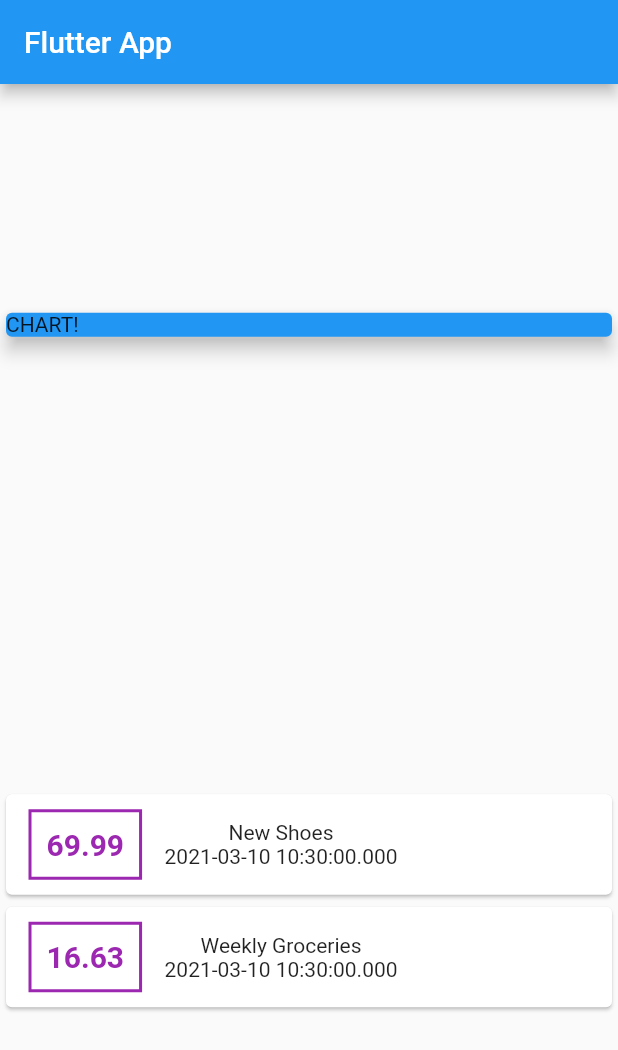
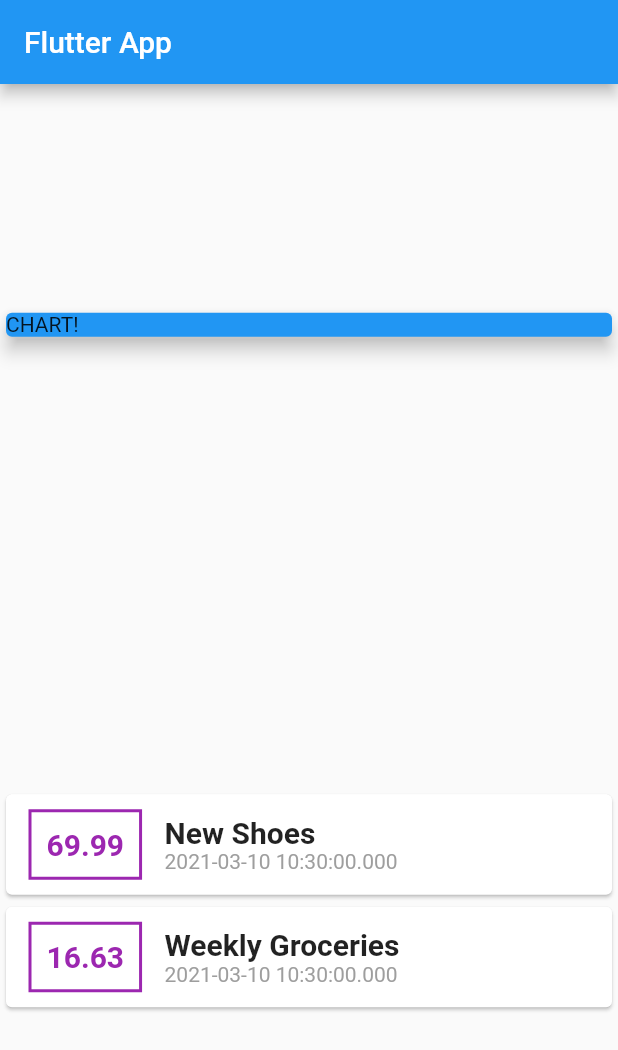
Before and after one commit to joyzo14/FlutterPlanApp, a Flutter app: the screen it shows after launch, on a phone screen of 412 x 824 dp. Shown: the top 1050 px of the screen. Run offline on Flutter 3.47's test engine with Material 2 defaults, Android fonts, the phone set to English and light mode, and no system bars.

Commit message:
077 More Styling!

```diff
--- a/lib/main.dart
+++ b/lib/main.dart
@@ -69,9 +69,18 @@ class MyHomePage extends StatelessWidget {
                       ),
                     ),
                   ),
-                Column(children: [
-                  Text(tx.title),
-                  Text(tx.date.toString()),
+                Column(
+                  crossAxisAlignment: CrossAxisAlignment.start,
+                  children: [
+                  Text(tx.title,
+                  style: TextStyle(
+                    fontWeight: FontWeight.bold,
+                    fontSize: 20,
+                  ),),
+                  Text(tx.date.toString(),
+                  style: TextStyle(
+                    color: Colors.grey,
+                  ),),
                 ],)
               ],),
           );
```
